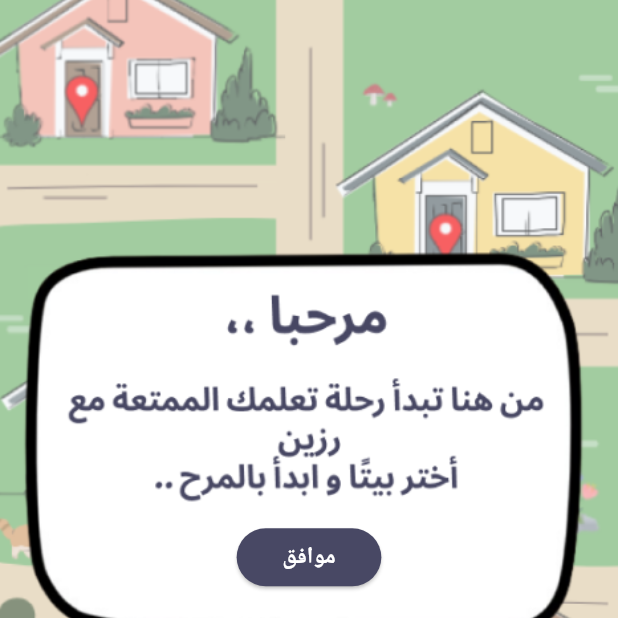
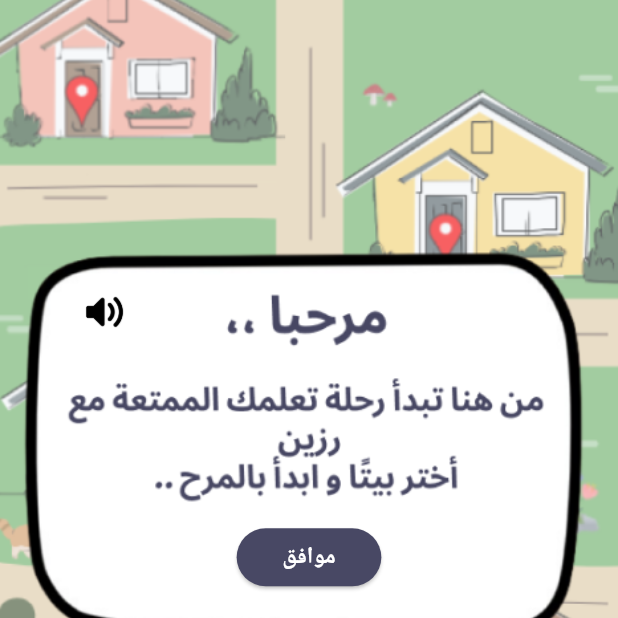
Before and after one commit to Raghadalmohsen/RazeenProject, a Flutter app: the Explainmap screen opened by its route, on a phone screen of 412 x 824 dp, the top half of it. Run offline on Flutter 3.47's test engine with Material 3 defaults, Android fonts, the phone set to English and light mode, and no system bars; our stand-ins replace audioplayers, cached_network_image, email_validator, firebase_auth, firebase_core, flutter_svg; missing offline and left inert: maze; accounts and stored records are empty.

Commit message:
explainmap audio1

```diff
--- a/raghad_s_razeen-v1.0.1/lib/presentation/explainmap.dart
+++ b/raghad_s_razeen-v1.0.1/lib/presentation/explainmap.dart
@@ -1,3 +1,4 @@
+import 'package:audioplayers/audioplayers.dart';
 import 'package:flutter/material.dart';
 import 'package:raghad_s_razeen/core/app_export.dart';
 import 'package:raghad_s_razeen/presentation/razeenmap.dart';
@@ -5,13 +6,13 @@ import 'package:raghad_s_razeen/widgets/custom_bottom_bar.dart';
 import 'package:raghad_s_razeen/widgets/custom_elevated_button.dart';
 import 'package:raghad_s_razeen/widgets/custom_floating_button.dart';
 
-
-class Explainmap extends StatelessWidget { //welcomescreen
-Explainmap({Key? key})
+class Explainmap extends StatelessWidget {
+  //welcomescreen
+  Explainmap({Key? key})
       : super(
           key: key,
         );
-
+ var player = AudioCache();//1
   GlobalKey<NavigatorState> navigatorKey = GlobalKey();
 
   @override
@@ -30,24 +31,41 @@ Explainmap({Key? key})
                 width: 393.h,
                 alignment: Alignment.topCenter,
               ),
+              Container(
+                  height: 28.v,
+                  width: 27.h,
+                  alignment: Alignment.topLeft,
+                  margin: EdgeInsets.only(right: 260.h, bottom: 350),
+                  child: ElevatedButton(
+                      onPressed: () {
+                       final player = AudioPlayer();/// new
+                       player.play(AssetSource('firstaudio1.mp3'));/// new
+                      },
+                       style: ElevatedButton.styleFrom(
+                    backgroundColor: Colors.transparent,
+                    foregroundColor: Colors.black,
+                    elevation: 0,
+                  ),
+                      child: Image.asset(ImageConstant.imgImage164))),
               Align(
                 alignment: Alignment.center,
-
                 child: Column(
                   mainAxisSize: MainAxisSize.min,
                   children: [
                     Spacer(
                       flex: 46,
                     ),
-
                     CustomElevatedButton(
                       width: 92.h,
                       text: "موافق",
-                      onPressed: () {//بداية كود تنقل الزر
-                          Navigator.push(
-                            context,
-                            MaterialPageRoute(builder: (context) => Razeenmap()),//map
-                          );},
+                      onPressed: () {
+                        //بداية كود تنقل الزر
+                        Navigator.push(
+                          context,
+                          MaterialPageRoute(
+                              builder: (context) => Razeenmap()), //map
+                        );
+                      },
                     ),
                     Spacer(
                       flex: 49,
@@ -64,12 +82,9 @@ Explainmap({Key? key})
     );
   }
 
-   Widget _buildBottomAppBar(BuildContext context) {
+  Widget _buildBottomAppBar(BuildContext context) {
     return CustomBottomBar(
       onChanged: (BottomBarEnum type) {},
     );
   }
-
-
-
 }
--- a/raghad_s_razeen-v1.0.1/lib/presentation/razeenmap.dart
+++ b/raghad_s_razeen-v1.0.1/lib/presentation/razeenmap.dart
@@ -7,10 +7,6 @@ import 'package:raghad_s_razeen/presentation/requestskill.dart';
 import 'package:raghad_s_razeen/presentation/speakskill.dart';
 import 'package:raghad_s_razeen/presentation/quietplaceskill.dart';
 import 'package:raghad_s_razeen/presentation/safeplaceskill.dart';
-// import 'package:raghad_s_razeen/presentation/frame_eightyfive_screen/frame_eightyfive_screen.dart';
-// import 'package:raghad_s_razeen/presentation/frame_eightyseven_screen/frame_eightyseven_screen.dart';
-// import 'package:raghad_s_razeen/presentation/frame_ninetythree_screen/frame_ninetythree_screen.dart';
-// import 'package:raghad_s_razeen/presentation/frame_seventysix_screen/frame_seventysix_screen.dart';
 import 'package:raghad_s_razeen/presentation/setting.dart';
 import 'package:raghad_s_razeen/widgets/app_bar/appbar_leading_image.dart';
 import 'package:raghad_s_razeen/widgets/app_bar/custom_app_bar.dart';
--- a/raghad_s_razeen-v1.0.1/pubspec.yaml
+++ b/raghad_s_razeen-v1.0.1/pubspec.yaml
@@ -30,6 +30,7 @@ flutter:
     - assets/images/
     - assets/true.wav
     - assets/false.wav
+    - assets/firstaudio1.mp3
 
 
   fonts:
```
Also changed, not shown: 1 other file.
